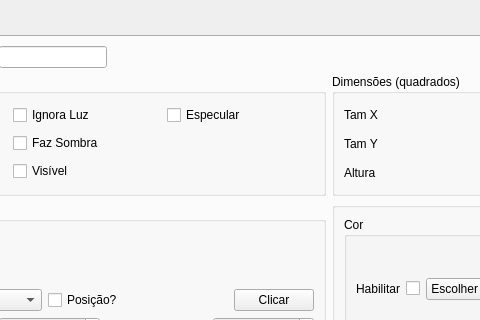
The window that ifg/qt/ui/forma.ui (matferib/tabuleiro-virtual) describes before a commit, drawn with Qt 5; both pictures show x 357 to 837 and y 0 to 320 of the 1403 by 809 pixel window.
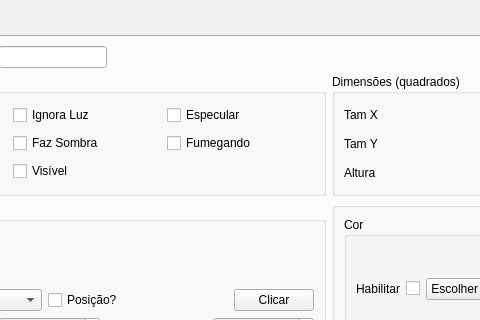
The same window after the commit.

Commit message: fumegando na ui

Patch:
```diff
--- a/ifg/qt/ui/forma.ui
+++ b/ifg/qt/ui/forma.ui
@@ -306,6 +306,13 @@
             </property>
            </widget>
           </item>
+          <item row="1" column="3">
+           <widget class="QCheckBox" name="checkbox_fumegando">
+            <property name="text">
+             <string>Fumegando</string>
+            </property>
+           </widget>
+          </item>
          </layout>
         </widget>
        </item>
```
The commit also changes 4 other files.
